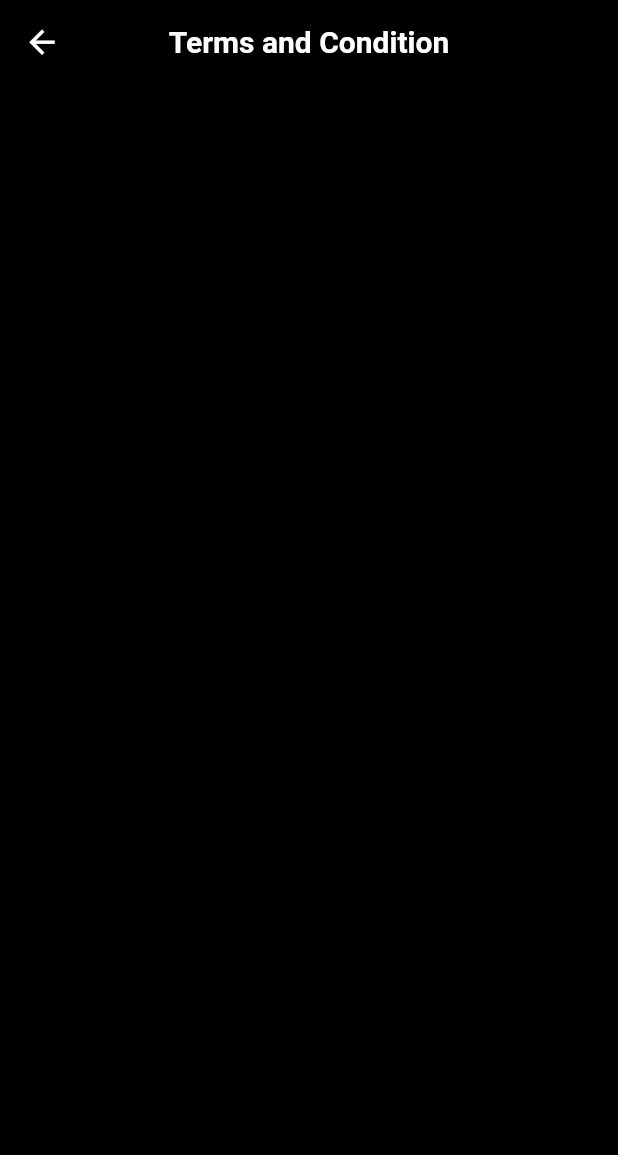
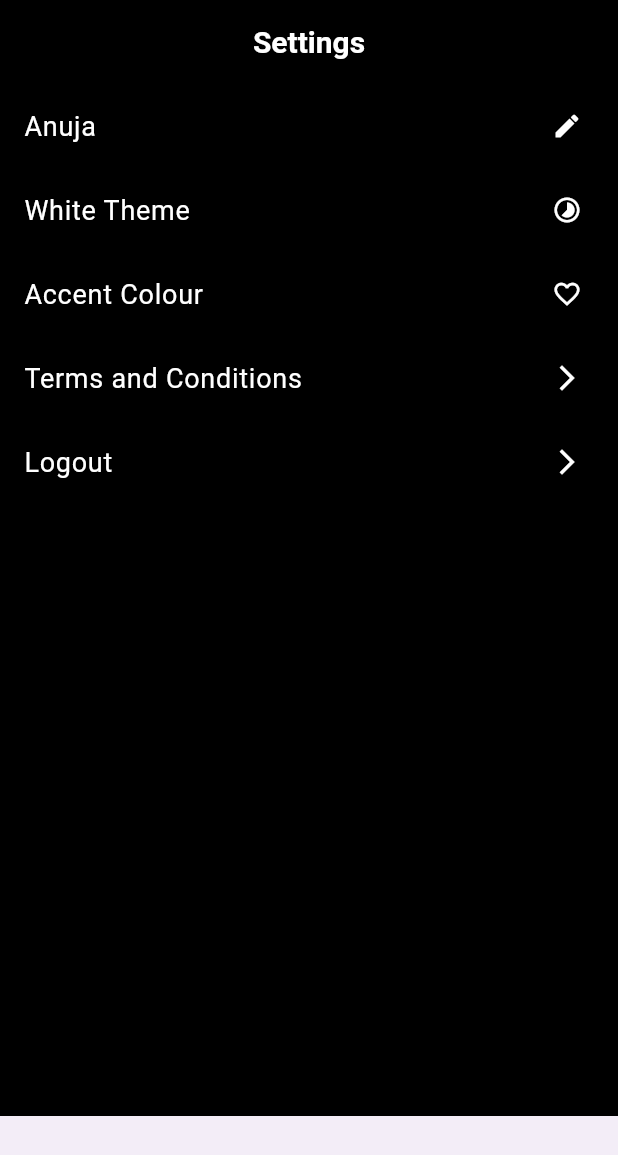
Before and after one commit to Anuja-js/vibeMix, a Flutter app: the screen it shows after launch, on a phone screen of 412 x 824 dp. Shown: the top 1155 px of the screen. Run offline on Flutter 3.47's test engine with Material 3 defaults, Android fonts, the light colour scheme and no system bars; our stand-ins replace shared_preferences.

Commit message:
just mid

```diff
--- a/lib/Constants/colors.dart
+++ b/lib/Constants/colors.dart
@@ -4,9 +4,12 @@ const black=Colors.black;
 const foreground=white;
 const background=black;
 const textPink=Color(0xffE07373);
+const iconFav=Color(0xffF60000);
 const containerPink=Color(0xffBE9393);
 const shadow=Color(0xff8685B3);
 const sh25=SizedBox(height: 25,);
+const sh50=SizedBox(height: 50,);
 const sh10=SizedBox(height: 10,);
 const sw10=SizedBox(width: 10,);
 const sw15=SizedBox(width: 15,);
+const sh5=SizedBox(height: 5,);
--- a/lib/customs/scaffold_custom.dart
+++ b/lib/customs/scaffold_custom.dart
@@ -8,22 +8,49 @@ class ScaffoldCustom extends StatelessWidget {
   Widget body;
   bool showBottomNav;
   bool appBar;
+  bool? action;
+  Color?color;
 
-   ScaffoldCustom({super.key, required this.tittle, required this.backButton, required this.body, required this.showBottomNav,required this.appBar});
+  ScaffoldCustom(
+      {super.key,
+      required this.tittle,
+      required this.backButton,
+      required this.body,
+      required this.showBottomNav,
+      required this.appBar,this.action,this.color});
 
   @override
   Widget build(BuildContext context) {
     return Scaffold(
-     appBar:appBar? AppBar(backgroundColor: background,centerTitle: true,elevation: 0,
-       title: Text(tittle,style: const TextStyle(color: foreground,fontSize: 20,fontWeight: FontWeight.bold),),
-       automaticallyImplyLeading: backButton,leading: backButton?IconButton(onPressed: (){}, icon: const Icon(Icons.arrow_back,color: foreground,size: 25,)
-         ):null
-     ):null,
+      appBar: appBar
+          ? AppBar(
+              backgroundColor: background,
+              centerTitle: true,
+              elevation: 0,
+              title: Text(
+                tittle,
+                style: const TextStyle(
+                    color: foreground,
+                    fontSize: 20,
+                    fontWeight: FontWeight.bold),
+              ),
+          actions: action==true?[
+          IconButton(onPressed: (){}, icon: Icon(Icons.favorite_border_outlined,size: 25,color: iconFav,)),sw15
+      ]:null,
+              automaticallyImplyLeading: backButton,
+              leading: backButton
+                  ? IconButton(
+                      onPressed: () {},
+                      icon: const Icon(
+                        Icons.arrow_back,
+                        color: foreground,
+                        size: 25,
+                      ))
+                  : null)
+          : null,
       body: body,
       backgroundColor: background,
-      bottomNavigationBar:showBottomNav? const BottomAppBar(
-
-      ):null,
+      bottomNavigationBar: showBottomNav ? const BottomAppBar() : null,
     );
   }
 }
--- a/lib/main.dart
+++ b/lib/main.dart
@@ -1,5 +1,9 @@
 import 'package:flutter/material.dart';
-import 'package:vibemix/screens/splash_screen.dart';
+import 'package:vibemix/screens/about_screen.dart';
+import 'package:vibemix/screens/library/library_screen.dart';
+import 'package:vibemix/screens/library/now_playing_screen.dart';
+import 'package:vibemix/screens/onboarding/splash_screen.dart';
+import 'package:vibemix/screens/settings/settings_screen.dart';
 import 'package:vibemix/screens/terms_screen.dart';
 
 void main() {
@@ -12,9 +16,9 @@ class MyApp extends StatelessWidget {
   // This widget is the root of your application.
   @override
   Widget build(BuildContext context) {
-    return MaterialApp(
+    return const MaterialApp(
       title: 'Flutter VibeMix',
-      home: TermsAndCondition(),debugShowCheckedModeBanner: false,
+      home:SettingScreen(),debugShowCheckedModeBanner: false,
     );
   }
 }
--- a/lib/screens/greeting_screen.dart
+++ b/lib/screens/onboarding/greeting_screen.dart
@@ -3,7 +3,7 @@ import 'package:vibemix/customs/scaffold_custom.dart';
 import 'package:vibemix/customs/text_custom.dart';
 import 'package:vibemix/screens/home_screen.dart';
 
-import '../Constants/colors.dart';
+import '../../Constants/colors.dart';
 class GreetingScreen extends StatelessWidget {
   const GreetingScreen({Key? key}) : super(key: key);
 
--- a/lib/screens/onboarding_secsion.dart
+++ b/lib/screens/onboarding/onboarding_secsion.dart
@@ -2,7 +2,7 @@ import 'package:flutter/material.dart';
 import 'package:vibemix/Constants/colors.dart';
 import 'package:vibemix/customs/scaffold_custom.dart';
 import 'package:vibemix/customs/text_custom.dart';
-import 'package:vibemix/screens/greeting_screen.dart';
+import 'package:vibemix/screens/onboarding/greeting_screen.dart';
 
 class OnboardingScreen extends StatelessWidget {
   const OnboardingScreen({Key? key}) : super(key: key);
--- a/lib/screens/splash_screen.dart
+++ b/lib/screens/onboarding/splash_screen.dart
@@ -1,7 +1,7 @@
 import 'package:flutter/material.dart';
 import 'package:shared_preferences/shared_preferences.dart';
 import 'package:vibemix/customs/scaffold_custom.dart';
-import 'package:vibemix/screens/onboarding_secsion.dart';
+import 'package:vibemix/screens/onboarding/onboarding_secsion.dart';
 
 class SplashScreen extends StatefulWidget {
   const SplashScreen({Key? key}) : super(key: key);
--- /dev/null
+++ b/lib/screens/settings/settings_screen.dart
@@ -0,0 +1,31 @@
+import 'package:flutter/material.dart';
+import 'package:vibemix/customs/scaffold_custom.dart';
+
+import '../../Constants/colors.dart';
+import '../../customs/text_custom.dart';
+class SettingScreen extends StatelessWidget {
+  const SettingScreen({Key? key}) : super(key: key);
+
+  @override
+  Widget build(BuildContext context) {
+    return ScaffoldCustom(tittle: "Settings", backButton: false, body: Column(children:  [
+      ListTile(
+        trailing: Icon(Icons.edit,size: 20,color: foreground,),
+        title: TextCustom(color: foreground, size: 18, fontWeight: FontWeight.normal, text: "Anuja"),
+      ),   ListTile(
+        trailing: Icon(Icons.timelapse_sharp,size: 20,color: foreground,),
+        title: TextCustom(color: foreground, size: 18, fontWeight: FontWeight.normal, text: "White Theme"),
+      ),   ListTile(
+        trailing: Icon(Icons.favorite_border_outlined,size: 20,color: foreground,),
+        title: TextCustom(color: foreground, size: 18, fontWeight: FontWeight.normal, text: "Accent Colour"),
+      ),   ListTile(
+        trailing: Icon(Icons.arrow_forward_ios_outlined,size: 20,color: foreground,),
+        title: TextCustom(color: foreground, size: 18, fontWeight: FontWeight.normal, text: "Terms and Conditions"),
+      ),  ListTile(
+        trailing: Icon(Icons.arrow_forward_ios_outlined,size: 20,color: foreground,),
+        title: TextCustom(color: foreground, size: 18, fontWeight: FontWeight.normal, text: "Logout"),
+      ),
+
+    ],), showBottomNav: true, appBar: true);
+  }
+}
--- a/pubspec.yaml
+++ b/pubspec.yaml
@@ -36,6 +36,7 @@ dependencies:
   # Use with the CupertinoIcons class for iOS style icons.
   cupertino_icons: ^1.0.2
   shared_preferences: any
+  just_audio: any
 
 dev_dependencies:
   flutter_test:
```
Also changed, not shown: lib/screens/about_screen.dart (added, +38 -0 lines), lib/screens/library/library_screen.dart (added, +29 -0 lines), lib/screens/library/now_playing_screen.dart (added, +95 -0 lines), lib/screens/terms_screen.dart (+59 -6 lines), assets/images/nowPlay.png (added), assets/images/whiteLogo.png (added), lib/screens/library_screen.dart (deleted), pubspec.lock, 1 other file.
